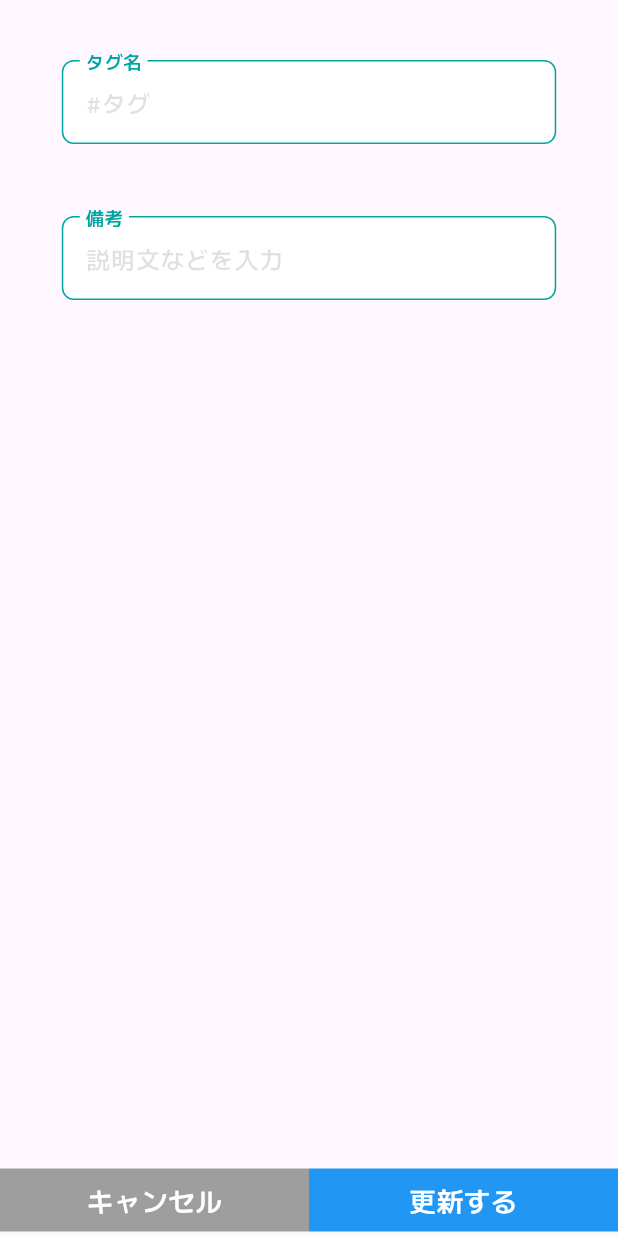
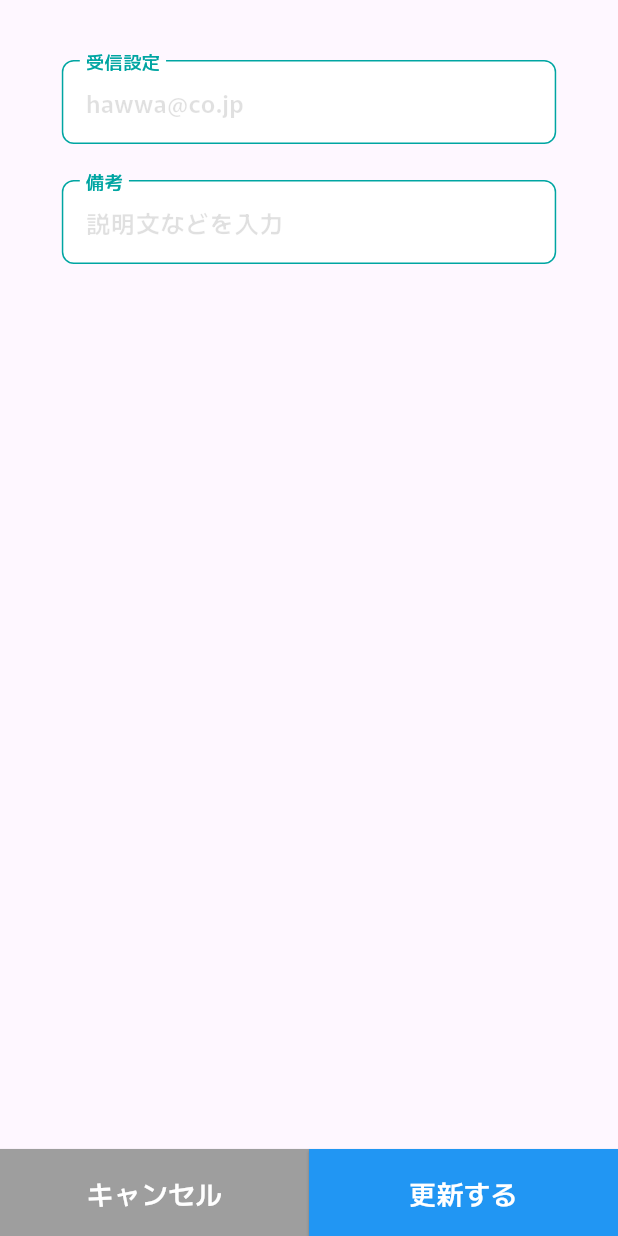
Before and after one commit to info-failsafe/hawwa_app, a Flutter app: the Recipients screen opened directly, after a tap on "条件で絞り込んで表示", after a tap on the "add" icon, after a tap on "編集", on a phone screen of 412 x 824 dp. Run offline on Flutter 3.47's test engine with Material 3 defaults, Android fonts, the light colour scheme and no system bars; our stand-ins replace dio, flutter_riverpod, freezed_annotation, logger.

Commit message:
変更：タグ画面、受信設定画面

```diff
--- a/lib/components/listviews/builders/card.dart
+++ b/lib/components/listviews/builders/card.dart
@@ -1,18 +1,18 @@
-import 'package:flutter/material.dart';
-import 'package:flutter/rendering.dart';
-import 'package:flutter_riverpod/flutter_riverpod.dart';
+// import 'package:flutter/material.dart';
+// import 'package:flutter/rendering.dart';
+// import 'package:flutter_riverpod/flutter_riverpod.dart';
 
-class CardItemBuilder extends ConsumerWidget {
-  final BuildContext context;
-  final int index;
+// class CardItemBuilder extends ConsumerWidget {
+//   final BuildContext context;
+//   final int index;
 
-  const CardItemBuilder(
-      {super.key, required this.context, required this.index});
+//   const CardItemBuilder(
+//       {super.key, required this.context, required this.index});
 
-  @override
-  Widget build(BuildContext context, WidgetRef ref) {
-    return (context, index) {
+//   @override
+//   Widget build(BuildContext context, WidgetRef ref) {
+//     return (context, index) {
 
-    }
-  }
-}
+//     }
+//   }
+// }
--- a/lib/components/views/paging.dart
+++ b/lib/components/views/paging.dart
@@ -29,6 +29,28 @@ class PagingArea extends ConsumerWidget {
           ],
         ),
       ),
+      SizedBox(
+        width: MediaQuery.of(context).size.width,
+        child: Column(
+          children: [
+            Align(
+              key: key,
+              alignment: Alignment.centerLeft,
+              child: Padding(
+                key: key,
+                padding: const EdgeInsets.only(
+                    top: 16.0, right: 20.0, bottom: 16.0, left: 24.0),
+                child: Text(
+                  key: key,
+                  '100件のうち、1～20件を表示',
+                  style: const TextStyle(color: Colors.blueGrey),
+                ),
+              ),
+            ),
+            // )
+          ],
+        ),
+      ),
     ]);
   }
 }
--- a/lib/components/views/update.dart
+++ b/lib/components/views/update.dart
@@ -1,5 +1,6 @@
 import 'package:flutter/material.dart';
 import 'package:flutter_riverpod/flutter_riverpod.dart';
+import 'package:hawwa_app/components/buttons/gradient.dart';
 
 import 'package:hawwa_app/components/textfields/custom.dart';
 
@@ -12,7 +13,6 @@ class UpdateView extends ConsumerWidget {
   Widget build(BuildContext context, WidgetRef ref) {
     return Dialog.fullscreen(
       child: Column(
-        mainAxisAlignment: MainAxisAlignment.end,
         children: [
           Expanded(
               child: Column(
@@ -26,45 +26,53 @@ class UpdateView extends ConsumerWidget {
               ),
             ],
           )),
-          Row(mainAxisAlignment: MainAxisAlignment.center, children: [
+          Padding(
+            padding: EdgeInsets.all(0.0),
+            child: Row(
+              children: [
                 Expanded(
-                child: TextButton(
-              style: ButtonStyle(
-                // 幅,高
-                backgroundColor: WidgetStateProperty.all(Colors.grey),
-                foregroundColor: WidgetStateProperty.all(Colors.white),
-                shape: WidgetStateProperty.all(
-                  RoundedRectangleBorder(
-                    borderRadius: BorderRadius.circular(0), // 角の丸みを指定
+                  child: ElevatedButton(
+                    style: ElevatedButton.styleFrom(
+                      backgroundColor: Colors.grey,
+                      shape: RoundedRectangleBorder(
+                        // 角を丸める
+                        borderRadius: BorderRadius.circular(0),
                       ),
-                ),
+                      padding: EdgeInsets.all(16.0),
                     ),
                     onPressed: () => Navigator.pop(context, 'Cancel'),
                     child: const Text(
                       'キャンセル',
-                style: TextStyle(fontSize: 18),
-              ),
-            )),
-            // const SizedBox(width: 16.0),
-            Expanded(
-                child: TextButton(
-              style: ButtonStyle(
-                // 幅,高
-                backgroundColor: WidgetStateProperty.all(Colors.blue),
-                foregroundColor: WidgetStateProperty.all(Colors.white),
-                shape: WidgetStateProperty.all(
-                  RoundedRectangleBorder(
-                    borderRadius: BorderRadius.circular(0), // 角の丸みを指定
+                      style: TextStyle(
+                        fontSize: 18,
+                        color: Colors.white,
                       ),
                     ),
+                  ),
+                ),
+                Expanded(
+                  child: ElevatedButton(
+                    style: ElevatedButton.styleFrom(
+                      backgroundColor: Colors.blue,
+                      shape: RoundedRectangleBorder(
+                        // 角を丸める
+                        borderRadius: BorderRadius.circular(0),
+                      ),
+                      padding: EdgeInsets.all(16.0),
                     ),
                     onPressed: () => Navigator.pop(context, 'Cancel'),
                     child: const Text(
                       '更新する',
-                style: TextStyle(fontSize: 18),
+                      style: TextStyle(
+                        fontSize: 18,
+                        color: Colors.white,
                       ),
-            )),
-          ])
+                    ),
+                  ),
+                ),
+              ],
+            ),
+          ),
         ],
       ),
     );
--- a/lib/screen/navigation/recipients.dart
+++ b/lib/screen/navigation/recipients.dart
@@ -80,12 +80,11 @@ class Recipients extends ConsumerWidget {
                                 children: [
                                   const SizedBox(height: 40),
                                   CustomTextField(
-                                    labelText: 'タグ名',
-                                    hintText: '#タグ',
+                                    labelText: '受信設定',
+                                    hintText: 'hawwa@co.jp',
                                     obscureText: false,
                                     onChanged: (text) {},
                                   ),
-                                  const SizedBox(height: 24.0),
                                   const SizedBox(height: 24.0),
                                 ],
                               ),
@@ -102,11 +101,33 @@ class Recipients extends ConsumerWidget {
                       child: Padding(
                         key: key,
                         padding: const EdgeInsets.only(
-                            top: 16, right: 16, bottom: 16, left: 16),
-                        child: Text(
-                          key: key,
-                          'タグ名テキスト',
-                          style: const TextStyle(color: Colors.black), //文字色ピンク
+                            top: 8, right: 16, bottom: 16, left: 16),
+                        child: Row(
+                          children: [
+                            Container(
+                              padding: const EdgeInsets.only(
+                                  top: 2, bottom: 2, left: 8, right: 8),
+                              decoration: BoxDecoration(
+                                color: Theme.of(context).primaryColorLight,
+                                // border: Border.all(
+                                //     color: Colors.blueGrey, width: 1.0),
+                                borderRadius: BorderRadius.circular(4.0),
+                              ),
+                              child: Text(
+                                key: key,
+                                'E-mail',
+                                style: const TextStyle(
+                                    color: Colors.blueGrey), //文字色ピンク
+                              ),
+                            ),
+                            SizedBox(width: 8.0),
+                            Text(
+                              key: key,
+                              'sample@co.jp',
+                              style:
+                                  const TextStyle(color: Colors.black), //文字色ピンク
+                            )
+                          ],
                         ),
                       ),
                     ),
--- a/lib/screen/navigation/tags.dart
+++ b/lib/screen/navigation/tags.dart
@@ -40,24 +40,6 @@ class Tags extends ConsumerWidget {
     TagListNotifier tagListNotifier = ref.read(tagListProvider.notifier);
 
     return Scaffold(
-      // appBar: AppBar(
-      //   title: const Text('タグ管理'),
-      //   automaticallyImplyLeading: false,
-      //   actions: [
-      //     IconButton(
-      //         icon: const Icon(Icons.add),
-      //         onPressed: () {
-      //           tagListNotifier.add(const Tag(
-      //               id: 1, org_id: 1, flag: 2, name: 'test', checked: false));
-      //         }),
-      //     Builder(
-      //         builder: (context) => IconButton(
-      //             icon: const Icon(Icons.menu),
-      //             onPressed: () => Scaffold.of(context).openEndDrawer())),
-      //   ],
-      // ),
-
-      // appBar: NavigationAppBar(text: 'タグ管理'),
       appBar: NavigationAppBar(
           text: 'タグ管理',
           onPressed: () {
@@ -74,28 +56,6 @@ class Tags extends ConsumerWidget {
         const SizedBox(height: 8),
         RefineButton(), // 条件で絞り込んで表示
         PagingArea(), // 次へ
-        SizedBox(
-          width: MediaQuery.of(context).size.width,
-          child: Column(
-            children: [
-              Align(
-                key: key,
-                alignment: Alignment.centerLeft,
-                child: Padding(
-                  key: key,
-                  padding: const EdgeInsets.only(
-                      top: 16.0, right: 20.0, bottom: 16.0, left: 24.0),
-                  child: Text(
-                    key: key,
-                    '100件のうち、1～20件を表示',
-                    style: const TextStyle(color: Colors.blueGrey),
-                  ),
-                ),
-              ),
-              // )
-            ],
-          ),
-        ),
 
         Expanded(
             child: CardListView(
@@ -135,7 +95,6 @@ class Tags extends ConsumerWidget {
                                 onChanged: (text) {},
                               ),
                               const SizedBox(height: 24.0),
-                              const SizedBox(height: 24.0),
                             ],
                           ),
                         ),
```
Lines whose indentation alone changed are shown as unchanged.
